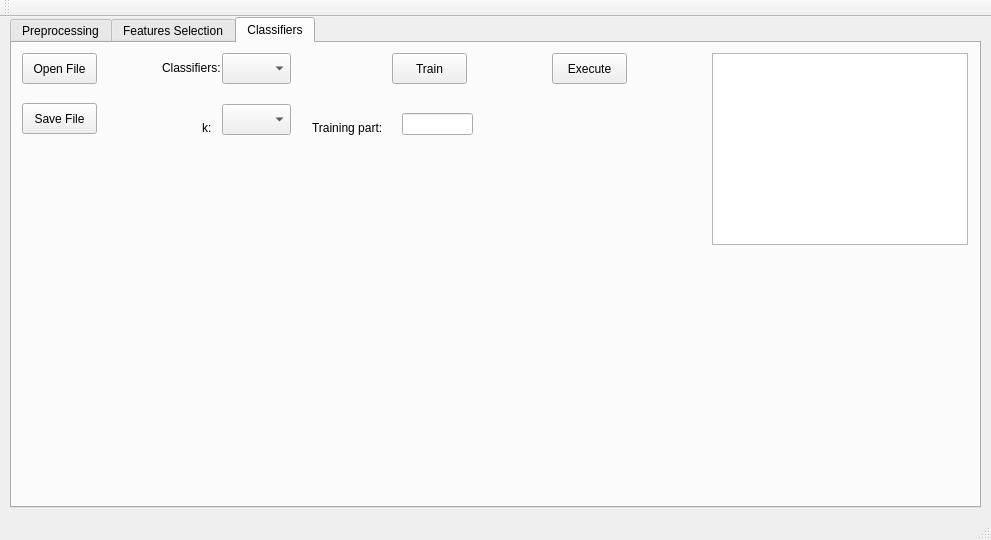
This is SMPD/mainwindow.ui in Vityoube/SMPD-projekt as Qt 5 draws it before an edit. The edited form follows.
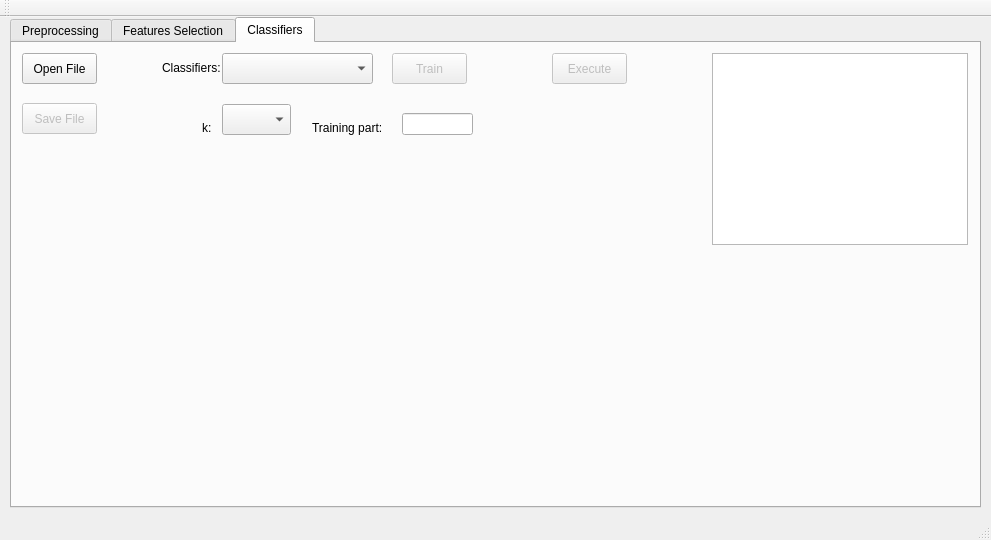
This is the edited form.

Patch:
```diff
--- a/SMPD/mainwindow.ui
+++ b/SMPD/mainwindow.ui
@@ -194,6 +194,9 @@
       </property>
      </widget>
      <widget class="QPushButton" name="CpushButtonSaveFile">
+      <property name="enabled">
+       <bool>false</bool>
+      </property>
       <property name="geometry">
        <rect>
         <x>10</x>
@@ -230,6 +233,9 @@
       </property>
      </widget>
      <widget class="QPushButton" name="CpushButtonTrain">
+      <property name="enabled">
+       <bool>false</bool>
+      </property>
       <property name="geometry">
        <rect>
         <x>380</x>
@@ -260,12 +266,15 @@
        <rect>
         <x>210</x>
         <y>10</y>
-        <width>69</width>
+        <width>151</width>
         <height>31</height>
        </rect>
       </property>
      </widget>
      <widget class="QPushButton" name="CpushButtonExecute">
+      <property name="enabled">
+       <bool>false</bool>
+      </property>
       <property name="geometry">
        <rect>
         <x>540</x>
```
